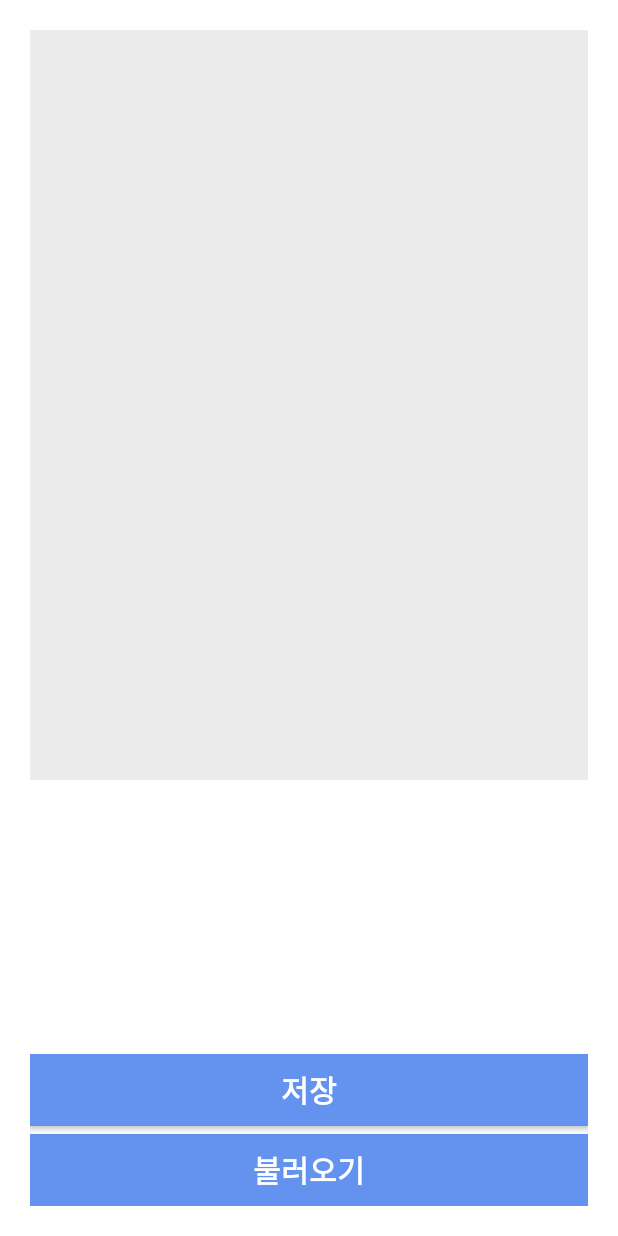
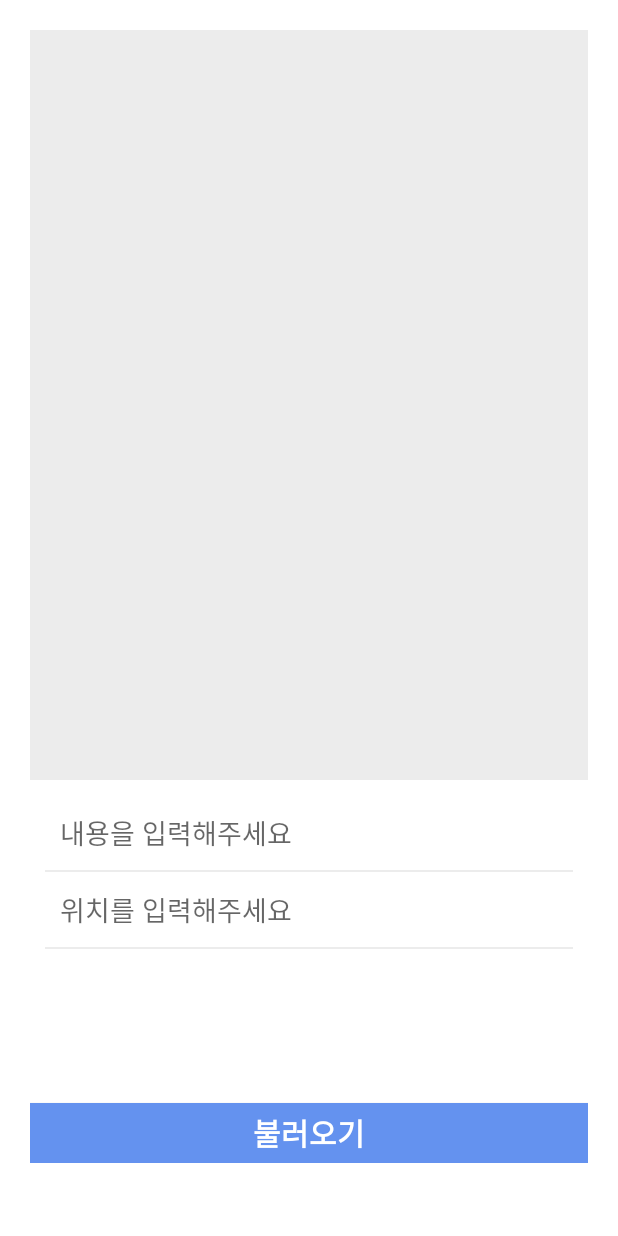
Before and after one commit to Gseungmin/UmcAndroid, an Android app: the UploadActivity screen opened directly, with no data from a screen before it, on a phone screen of 412 x 824 dp. Run offline under Robolectric (Android 15) with nearby library versions, the phone set to English and light mode, and no system bars; our stand-ins replace Room's generated code.

Commit message:
사진 등록시 내용 및 위치 등록 기능 구현

```diff
--- a/app/src/main/res/layout/activity_upload.xml
+++ b/app/src/main/res/layout/activity_upload.xml
@@ -6,6 +6,14 @@
     android:layout_height="match_parent"
     android:padding="20dp"
     tools:context=".ui.UploadActivity">
+
+    <ScrollView
+        android:layout_width="match_parent"
+        android:layout_height="match_parent">
+
+        <androidx.constraintlayout.widget.ConstraintLayout
+            android:layout_width="match_parent"
+            android:layout_height="match_parent">
 
             <androidx.recyclerview.widget.RecyclerView
                 android:id="@+id/recycler_view"
@@ -16,10 +24,47 @@
                 app:layout_constraintStart_toStartOf="parent"
                 app:layout_constraintTop_toTopOf="parent" />
 
+
+            <LinearLayout
+                android:layout_width="match_parent"
+                android:layout_height="150dp"
+                android:orientation="vertical"
+                android:layout_margin="10dp"
+                app:layout_constraintBottom_toTopOf="@+id/btn_save"
+                app:layout_constraintTop_toBottomOf="@+id/recycler_view">
+
+                <EditText
+                    android:id="@+id/title"
+                    android:layout_width="match_parent"
+                    android:layout_height="30dp"
+                    android:layout_margin="10dp"
+                    android:background="@android:color/transparent"
+                    android:hint="내용을 입력해주세요"></EditText>
+
+                <LinearLayout
+                    android:layout_width="match_parent"
+                    android:layout_height="1dp"
+                    android:background="#ffececec"></LinearLayout>
+
+                <EditText
+                    android:id="@+id/location"
+                    android:layout_width="match_parent"
+                    android:layout_height="30dp"
+                    android:layout_margin="10dp"
+                    android:background="@android:color/transparent"
+                    android:hint="위치를 입력해주세요"></EditText>
+
+                <LinearLayout
+                    android:layout_width="match_parent"
+                    android:layout_height="1dp"
+                    android:background="#ffececec"></LinearLayout>
+            </LinearLayout>
+
             <androidx.appcompat.widget.AppCompatButton
+                android:visibility="invisible"
                 android:id="@+id/btn_save"
                 android:layout_width="0dp"
-        android:layout_height="wrap_content"
+                android:layout_height="40dp"
                 android:background="#6492EF"
                 android:text="저장"
                 android:textColor="@color/white"
@@ -33,7 +78,7 @@
             <androidx.appcompat.widget.AppCompatButton
                 android:id="@+id/btn_show_gallery"
                 android:layout_width="0dp"
-        android:layout_height="wrap_content"
+                android:layout_height="40dp"
                 android:background="#6492EF"
                 android:text="불러오기"
                 android:textColor="@color/white"
@@ -42,5 +87,8 @@
                 app:layout_constraintBottom_toBottomOf="parent"
                 app:layout_constraintEnd_toEndOf="parent"
                 app:layout_constraintStart_toStartOf="parent" />
+        </androidx.constraintlayout.widget.ConstraintLayout>
+
+    </ScrollView>
 
 </androidx.constraintlayout.widget.ConstraintLayout>
```
Also changed, not shown: app/src/main/java/com/example/umc/ui/UploadActivity.kt (+7 -6 lines), app/src/main/res/layout/item_card.xml (+0 -13 lines). Lines whose indentation alone changed are shown as unchanged.
